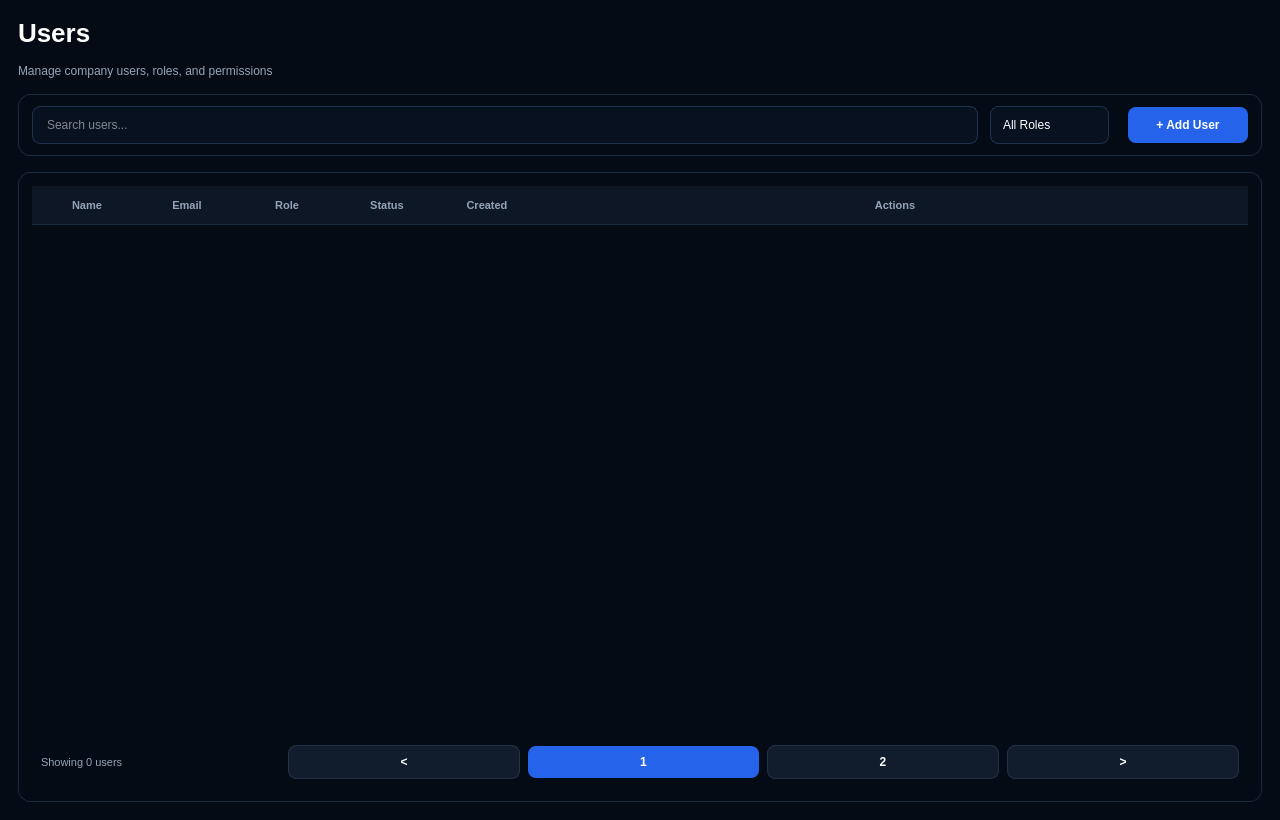
First picture: the form in InventoryQtApp/UsersPage.ui, repository Felipeact/InventoryQtApp, before the edit.
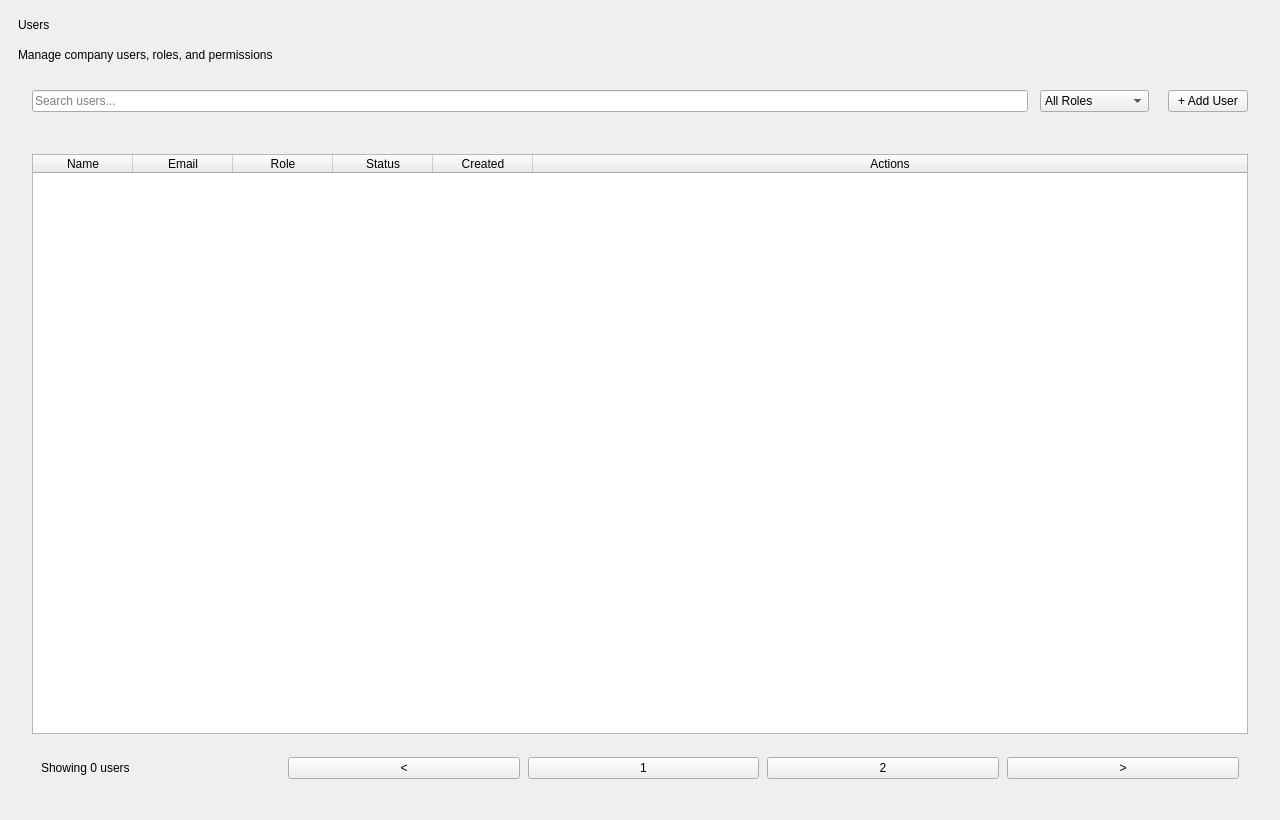
Second picture: the form after the edit.

```diff
--- a/InventoryQtApp/UsersPage.ui
+++ b/InventoryQtApp/UsersPage.ui
@@ -17,140 +17,7 @@
 		</property>
 
 		<property name="styleSheet">
-			<string notr="true">
-				QWidget#UsersPageClass {
-				background-color: #050B14;
-				color: #FFFFFF;
-				font-family: "Segoe UI";
-				}
-
-				QLabel {
-				background: transparent;
-				color: white;
-				}
-
-				QLabel#pageTitle {
-				font-size: 26px;
-				font-weight: 800;
-				}
-
-				QLabel#subtitleLabel {
-				color: #94A3B8;
-				font-size: 12px;
-				}
-
-				QWidget#toolbarCard,
-				QWidget#tableCard {
-				background: qlineargradient(
-				x1:0, y1:0,
-				x2:1, y2:1,
-				stop:0 #0B1626,
-				stop:1 #091322
-				);
-				border: 1px solid #1B2A40;
-				border-radius: 12px;
-				}
-
-				QLineEdit#searchInput,
-				QComboBox#roleFilter {
-				background-color: #08111F;
-				border: 1px solid #1E3350;
-				border-radius: 8px;
-				color: white;
-				min-height: 36px;
-				padding-left: 12px;
-				font-size: 12px;
-				}
-
-				QLineEdit#searchInput:focus,
-				QComboBox#roleFilter:focus {
-				border: 1px solid #2563EB;
-				}
-
-				QComboBox::drop-down {
-				border: none;
-				width: 24px;
-				}
-
-				QPushButton#addUserButton {
-				background-color: #2563EB;
-				border: none;
-				border-radius: 8px;
-				color: white;
-				min-width: 120px;
-				min-height: 36px;
-				font-size: 12px;
-				font-weight: 700;
-				}
-
-				QPushButton#addUserButton:hover {
-				background-color: #1D4ED8;
-				}
-
-				QTableWidget {
-				background-color: transparent;
-				border: none;
-				color: white;
-				gridline-color: transparent;
-				outline: none;
-				font-size: 12px;
-				}
-
-				QHeaderView::section {
-				background-color: #0D1726;
-				color: #94A3B8;
-				border: none;
-				border-bottom: 1px solid #1B2A40;
-				height: 38px;
-				padding-left: 10px;
-				font-size: 11px;
-				font-weight: 700;
-				}
-
-				QTableWidget::item {
-				border-bottom: 1px solid #122033;
-				padding-left: 10px;
-				height: 40px;
-				}
-
-				QTableWidget::item:selected {
-				background-color: #122033;
-				}
-
-				QWidget#paginationContainer {
-				background-color: transparent;
-				border: none;
-				}
-
-				QLabel#paginationLabel {
-				color: #94A3B8;
-				font-size: 11px;
-				}
-
-				QPushButton#pageButton,
-				QPushButton#pageButton2,
-				QPushButton#pageButton3 {
-				background-color: #111C2D;
-				border: 1px solid #22324A;
-				border-radius: 8px;
-				color: white;
-				min-width: 32px;
-				min-height: 32px;
-				font-size: 12px;
-				font-weight: 600;
-				}
-
-				QPushButton#activePageButton {
-				background-color: #2563EB;
-				border: none;
-				border-radius: 8px;
-				color: white;
-				min-width: 32px;
-				min-height: 32px;
-				font-size: 12px;
-				font-weight: 700;
-				}
-			</string>
+			<string notr="true"/>
 		</property>
 
 		<layout class="QVBoxLayout" name="rootLayout">
```
